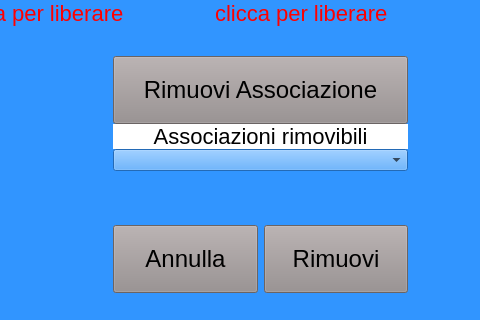
First picture: the form in mainwindowseggio.ui, repository giuseppedifatta/sistemaSeggio, before the edit; both pictures show x 404 to 884 and y 192 to 512 of the 884 by 605 pixel window.
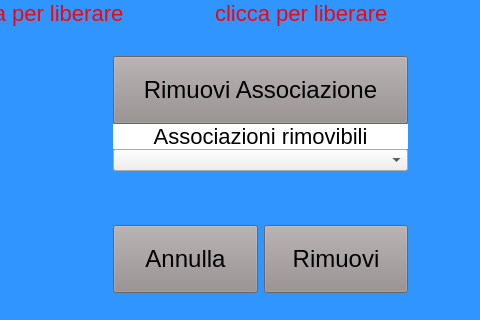
Second picture: the form after the edit. The open tabs and pages were chosen to show the change.

```diff
--- a/mainwindowseggio.ui
+++ b/mainwindowseggio.ui
@@ -19,15 +19,11 @@
    <string>MainWindowSeggio</string>
   </property>
   <property name="styleSheet">
-   <string notr="true">background-color: rgb(49, 149, 255);
-</string>
-  </property>
-  <widget class="QWidget" name="centralWidget">
-   <property name="enabled">
-    <bool>true</bool>
-   </property>
-   <property name="styleSheet">
-    <string notr="true">.QPushButton {
+   <string notr="true">QMainWindow {
+background-color: rgb(49, 149, 255);
+}
+
+.QPushButton {
 background-color:rgb(146, 134, 134);
 background-color: rgb(148, 140, 140);
 font-size: 24px bold sans serif;
@@ -37,6 +33,49 @@
 color:black;
 }
 
+QPushButton#pv1_button{
+width:180; 
+height:120;
+border: 7px solid red;
+background-color:white;
+color:black;
+font-size:18px;
+
+}
+
+QPushButton#pv1_button[free = &quot;true&quot;] {
+border: 7px solid rgb(85,255,0);
+}
+
+
+QPushButton#pv2_button{
+width:180; 
+height:120;
+border: 7px solid red;
+background-color:white;
+color:black;
+font-size:18px;
+
+}
+
+
+QPushButton#pv3_button{
+width:180; 
+height:120;
+border: 7px solid red;
+background-color:white;
+color:black;
+font-size:18px;
+
+}</string>
+  </property>
+  <widget class="QWidget" name="centralWidget">
+   <property name="enabled">
+    <bool>true</bool>
+   </property>
+   <property name="styleSheet">
+    <string notr="true">
+
 .QLabel {
 color: white;
 font-size: 22px bold sans serif;
```
Left out of the diff: 15 changed lines with no effect on the pictures.
